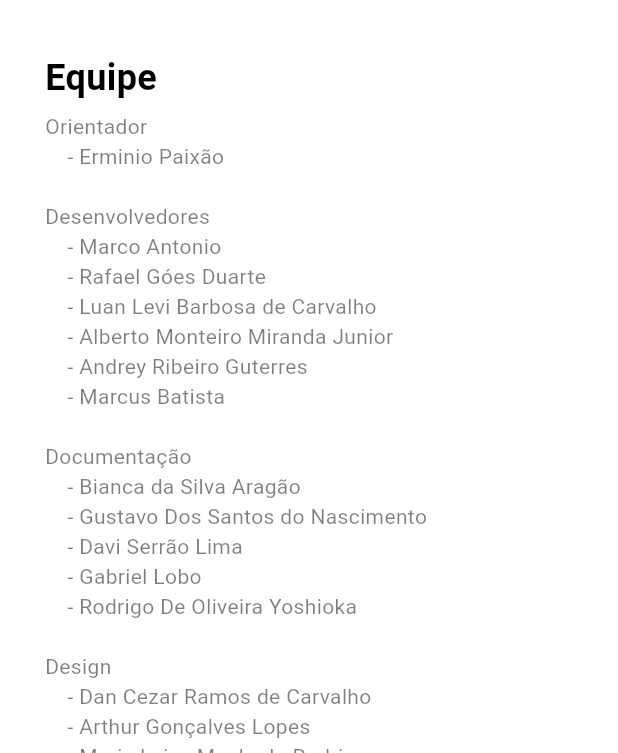
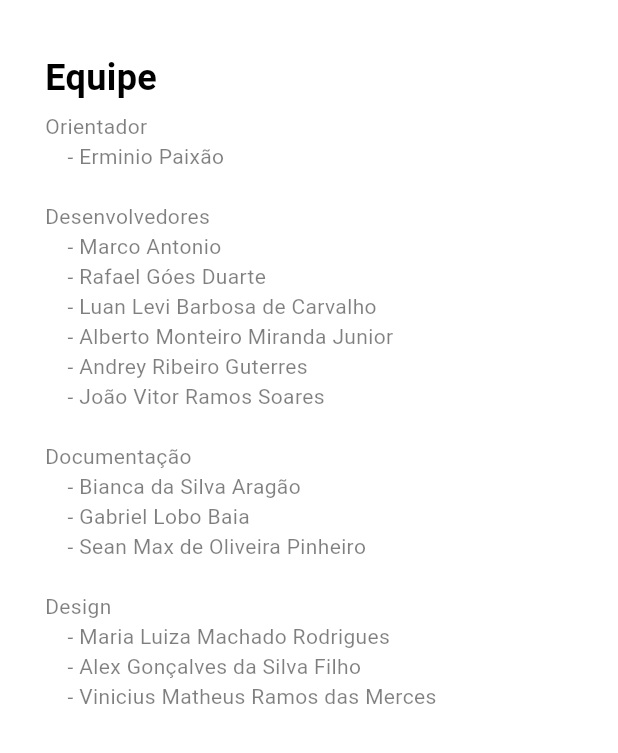
Before and after one commit to CAD-MED/Projeto-de-extensao-CAD-MED, a Flutter app: the PageSobre screen opened directly, scrolled down 576 dp, on a phone screen of 412 x 824 dp, the part 483-1236 px from its top. Run offline on Flutter 3.47's test engine with Material 3 defaults, Android fonts, the phone set to English and light mode, and no system bars; our stand-ins replace auto_size_text, awesome_snackbar_content, device_preview, flutter_native_splash, sqflite; accounts and stored records are empty.

Commit message:
Atualização

```diff
--- a/frontend/defesa_civil/lib/components/textfieldSection.dart
+++ b/frontend/defesa_civil/lib/components/textfieldSection.dart
@@ -31,7 +31,7 @@ Widget textfieldSection(
             prefixIcon: Icon(icon),
             contentPadding:
                 const EdgeInsets.symmetric(horizontal: 20, vertical: 20),
-            hintText: "digite $hintText",
+            hintText: " $hintText",
             enabledBorder: OutlineInputBorder(
                 borderSide: BorderSide(color: Colors.black.withOpacity(.5)),
                 borderRadius: BorderRadius.circular(10))))
--- a/frontend/defesa_civil/lib/pages/PageCadastrar.dart
+++ b/frontend/defesa_civil/lib/pages/PageCadastrar.dart
@@ -49,7 +49,7 @@ class _PageCadastrarState extends State<PageCadastrar> {
                       textfieldSection(
                           keyboardType: TextInputType.name,
                           title: "Nome completo",
-                          hintText: "nome completo",
+                          hintText: "Nome completo",
                           controller: controllerTitle,
                           icon: Icons.account_box_outlined),
                       // const SizedBox(height: 15),
@@ -61,7 +61,7 @@ class _PageCadastrarState extends State<PageCadastrar> {
                                   keyboardType: TextInputType.number,
                                   isNumeric: true,
                                   title: "Idade",
-                                  hintText: "idade",
+                                  hintText: "Idade",
                                   controller: controllerAge,
                                   icon: Icons.badge))),
                       // const SizedBox(height: 15),
@@ -103,7 +103,7 @@ class _PageCadastrarState extends State<PageCadastrar> {
                           ? textfieldSection(
                               keyboardType: TextInputType.name,
                               title: "Adicione a patologia",
-                              hintText: "patologia",
+                              hintText: "Patologia",
                               controller: controllerPatologia,
                               icon: Icons.menu)
                           : Container(),
--- a/frontend/defesa_civil/lib/pages/PageSobre.dart
+++ b/frontend/defesa_civil/lib/pages/PageSobre.dart
@@ -13,21 +13,17 @@ Desenvolvedores
     - Luan Levi Barbosa de Carvalho
     - Alberto Monteiro Miranda Junior
     - Andrey Ribeiro Guterres
-    - Marcus Batista
+    - João Vitor Ramos Soares
 
 Documentação
     - Bianca da Silva Aragão
-    - Gustavo Dos Santos do Nascimento
-    - Davi Serrão Lima
-    - Gabriel Lobo
-    - Rodrigo De Oliveira Yoshioka
+    - Gabriel Lobo Baia
+    - Sean Max de Oliveira Pinheiro
 
 Design
-    - Dan Cezar Ramos de Carvalho
-    - Arthur Gonçalves Lopes
     - Maria Luiza Machado Rodrigues
-    - Luiz Eduardo Martins de Souza
     - Alex Gonçalves da Silva Filho
+    - Vinicius Matheus Ramos das Merces
 """;
 
 class PageSobre extends StatefulWidget {
```
Also changed, not shown: frontend/defesa_civil/lib/pages/PageInit.dart (+5 -5 lines), frontend/defesa_civil/pubspec.lock.
